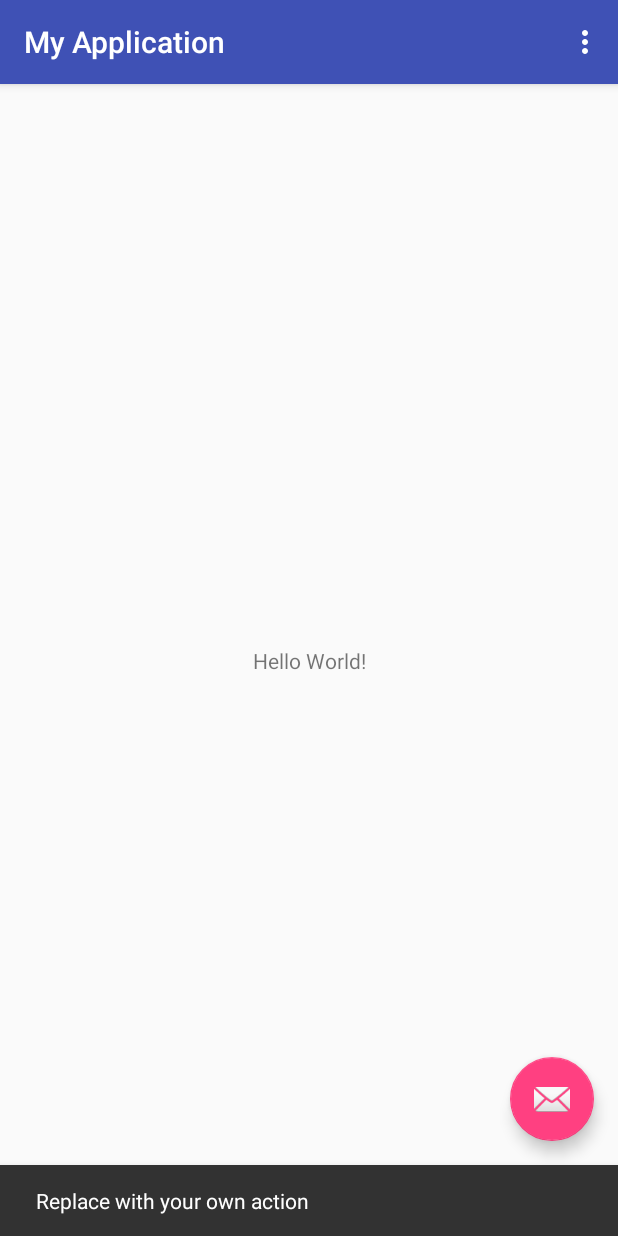
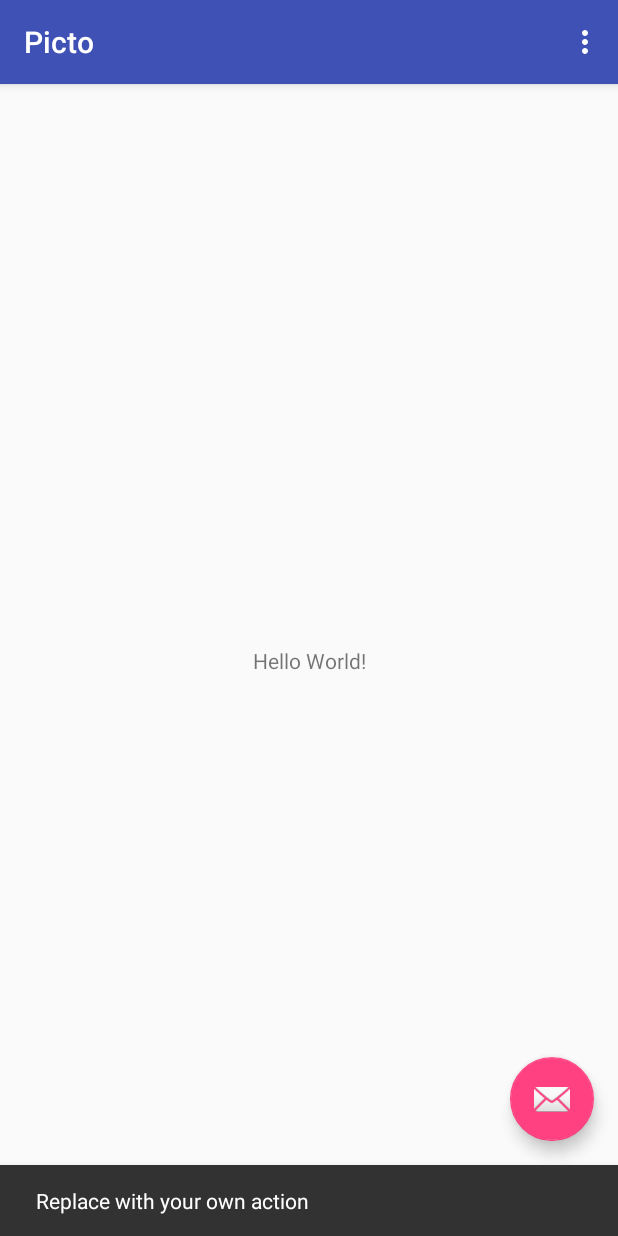
Before and after one commit to asgervasio/picto, an Android app: the screen it shows after launch (MainActivity), after a tap on an icon or button, on a phone screen of 412 x 824 dp. Run offline under Robolectric (Android 15) with nearby library versions, the phone set to English and light mode, and no system bars.

Commit message:
Rebuilt Project

```diff
--- a/app/build.gradle
+++ b/app/build.gradle
@@ -3,8 +3,8 @@ apply plugin: 'com.android.application'
 android {
     compileSdkVersion 26
     defaultConfig {
-        applicationId "com.picto.ycpcs.myapplication"
-        minSdkVersion 14
+        applicationId "ycpcs.com.picto"
+        minSdkVersion 21
         targetSdkVersion 26
         versionCode 1
         versionName "1.0"
--- a/app/src/main/AndroidManifest.xml
+++ b/app/src/main/AndroidManifest.xml
@@ -1,6 +1,6 @@
 <?xml version="1.0" encoding="utf-8"?>
 <manifest xmlns:android="http://schemas.android.com/apk/res/android"
-    package="com.picto.ycpcs.myapplication">
+    package="ycpcs.com.picto">
 
     <application
         android:allowBackup="true"
--- /dev/null
+++ b/app/src/main/java/ycpcs/com/picto/MainActivity.java
@@ -0,0 +1,52 @@
+package ycpcs.com.picto;
+
+import android.os.Bundle;
+import android.support.design.widget.FloatingActionButton;
+import android.support.design.widget.Snackbar;
+import android.support.v7.app.AppCompatActivity;
+import android.support.v7.widget.Toolbar;
+import android.view.View;
+import android.view.Menu;
+import android.view.MenuItem;
+
+public class MainActivity extends AppCompatActivity {
+
+    @Override
+    protected void onCreate(Bundle savedInstanceState) {
+        super.onCreate(savedInstanceState);
+        setContentView(R.layout.activity_main);
+        Toolbar toolbar = (Toolbar) findViewById(R.id.toolbar);
+        setSupportActionBar(toolbar);
+
+        FloatingActionButton fab = (FloatingActionButton) findViewById(R.id.fab);
+        fab.setOnClickListener(new View.OnClickListener() {
+            @Override
+            public void onClick(View view) {
+                Snackbar.make(view, "Replace with your own action", Snackbar.LENGTH_LONG)
+                        .setAction("Action", null).show();
+            }
+        });
+    }
+
+    @Override
+    public boolean onCreateOptionsMenu(Menu menu) {
+        // Inflate the menu; this adds items to the action bar if it is present.
+        getMenuInflater().inflate(R.menu.menu_main, menu);
+        return true;
+    }
+
+    @Override
+    public boolean onOptionsItemSelected(MenuItem item) {
+        // Handle action bar item clicks here. The action bar will
+        // automatically handle clicks on the Home/Up button, so long
+        // as you specify a parent activity in AndroidManifest.xml.
+        int id = item.getItemId();
+
+        //noinspection SimplifiableIfStatement
+        if (id == R.id.action_settings) {
+            return true;
+        }
+
+        return super.onOptionsItemSelected(item);
+    }
+}
--- a/app/src/main/res/layout/activity_main.xml
+++ b/app/src/main/res/layout/activity_main.xml
@@ -4,7 +4,7 @@
     xmlns:tools="http://schemas.android.com/tools"
     android:layout_width="match_parent"
     android:layout_height="match_parent"
-    tools:context="com.picto.ycpcs.myapplication.MainActivity">
+    tools:context="ycpcs.com.picto.MainActivity">
 
     <android.support.design.widget.AppBarLayout
         android:layout_width="match_parent"
--- a/app/src/main/res/layout/content_main.xml
+++ b/app/src/main/res/layout/content_main.xml
@@ -5,7 +5,7 @@
     android:layout_width="match_parent"
     android:layout_height="match_parent"
     app:layout_behavior="@string/appbar_scrolling_view_behavior"
-    tools:context="com.picto.ycpcs.myapplication.MainActivity"
+    tools:context="ycpcs.com.picto.MainActivity"
     tools:showIn="@layout/activity_main">
 
     <TextView
--- a/app/src/main/res/menu/menu_main.xml
+++ b/app/src/main/res/menu/menu_main.xml
@@ -1,7 +1,7 @@
 <menu xmlns:android="http://schemas.android.com/apk/res/android"
     xmlns:app="http://schemas.android.com/apk/res-auto"
     xmlns:tools="http://schemas.android.com/tools"
-    tools:context="com.picto.ycpcs.myapplication.MainActivity">
+    tools:context="ycpcs.com.picto.MainActivity">
     <item
         android:id="@+id/action_settings"
         android:orderInCategory="100"
--- a/app/src/main/res/values/strings.xml
+++ b/app/src/main/res/values/strings.xml
@@ -1,4 +1,4 @@
 <resources>
-    <string name="app_name">My Application</string>
+    <string name="app_name">Picto</string>
     <string name="action_settings">Settings</string>
 </resources>
```
Also changed, not shown: gradle/wrapper/gradle-wrapper.properties, 2 other files.
